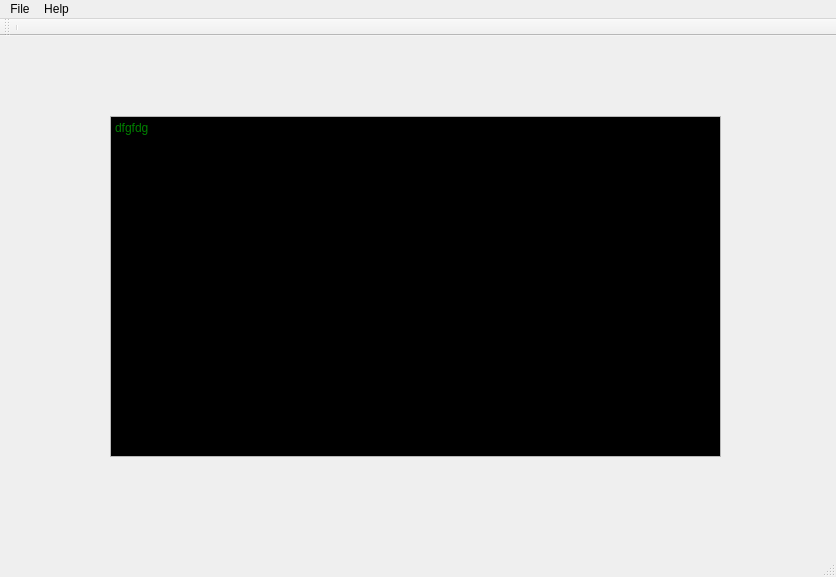
First picture: the form in ui/mainwindow.ui, repository lrdx/XTgn, before the edit.
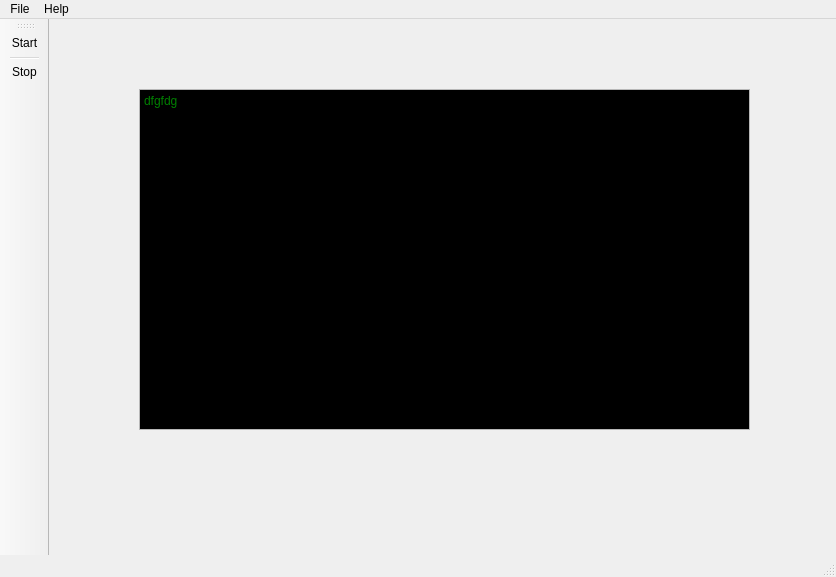
Second picture: the form after the edit.

The edit to the form file:
```diff
--- a/ui/mainwindow.ui
+++ b/ui/mainwindow.ui
@@ -17,8 +17,8 @@
    <widget class="QPlainTextEdit" name="plainTextEdit">
     <property name="geometry">
      <rect>
-      <x>110</x>
-      <y>80</y>
+      <x>90</x>
+      <y>70</y>
       <width>611</width>
       <height>341</height>
      </rect>
@@ -123,13 +123,18 @@
    <addaction name="menuHelp"/>
   </widget>
   <widget class="QToolBar" name="mainToolBar">
+   <property name="enabled">
+    <bool>true</bool>
+   </property>
    <attribute name="toolBarArea">
-    <enum>TopToolBarArea</enum>
+    <enum>LeftToolBarArea</enum>
    </attribute>
    <attribute name="toolBarBreak">
     <bool>false</bool>
    </attribute>
+   <addaction name="actionStart"/>
    <addaction name="separator"/>
+   <addaction name="actionStop"/>
   </widget>
   <widget class="QStatusBar" name="statusBar"/>
   <action name="actionExit">
@@ -142,6 +147,16 @@
     <string>About</string>
    </property>
   </action>
+  <action name="actionStart">
+   <property name="text">
+    <string>Start</string>
+   </property>
+  </action>
+  <action name="actionStop">
+   <property name="text">
+    <string>Stop</string>
+   </property>
+  </action>
  </widget>
  <layoutdefault spacing="6" margin="11"/>
  <resources/>
```
Left out of the diff: 2 changed lines with no effect on the pictures.
